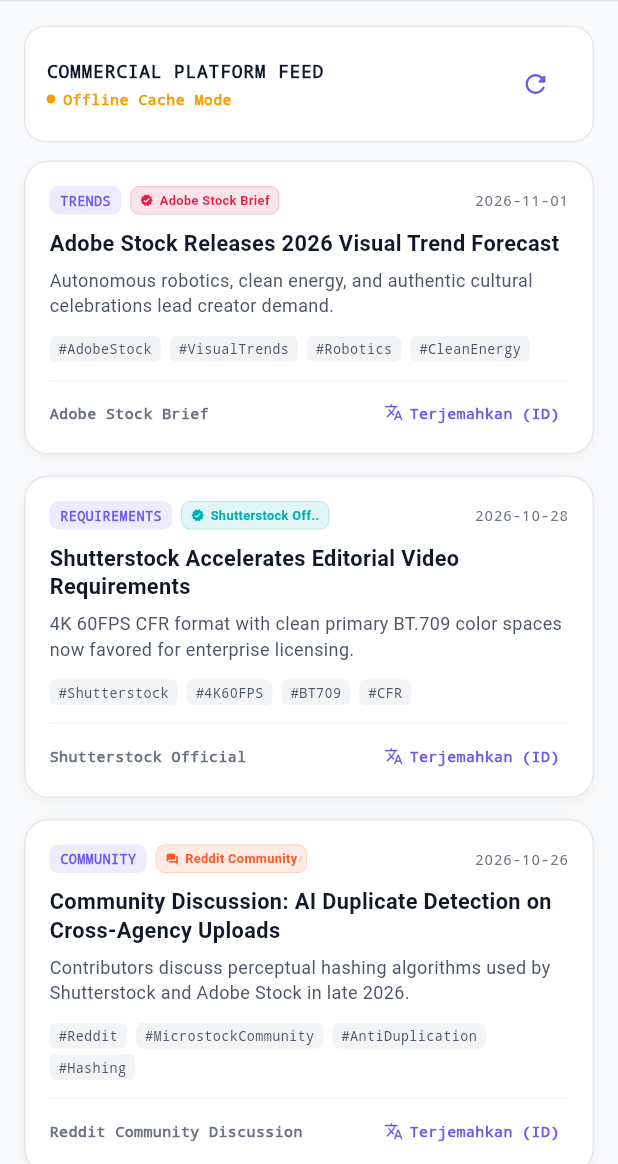
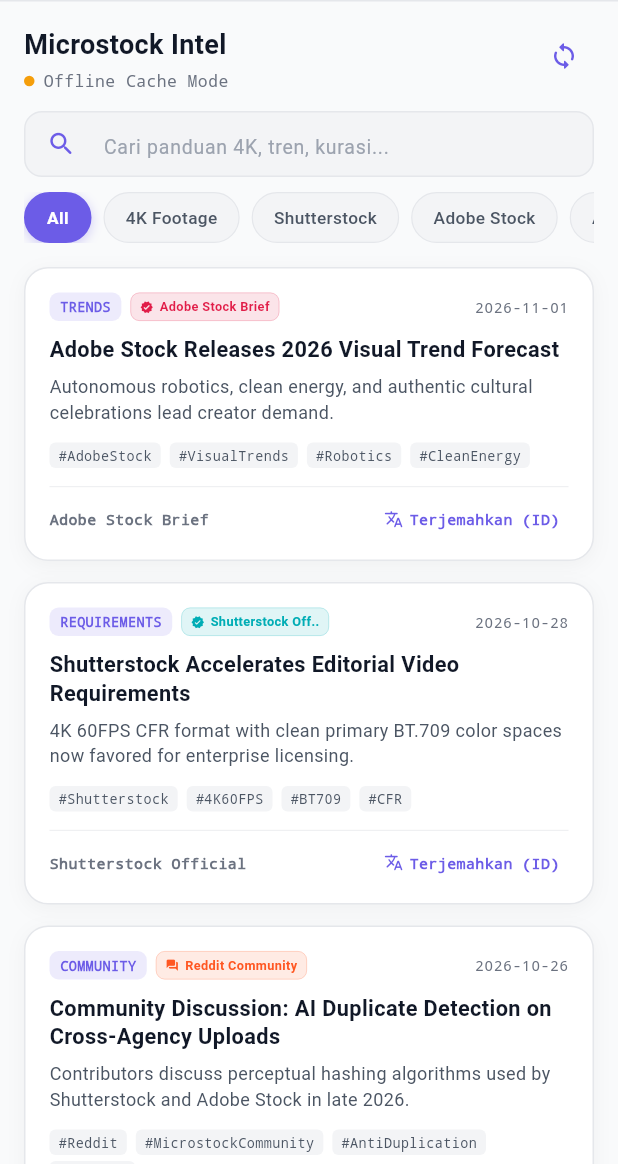
Before and after one commit to novri-ra/nra-video-uniquifier, a Flutter app: the MicrostockNewsScreen screen opened directly, on a phone screen of 412 x 824 dp, the part 72-1236 px from its top. Run offline on Flutter 3.47's test engine with Material 3 defaults, Android fonts, the phone set to English and light mode, and no system bars; our stand-ins replace file_picker, flutter_local_notifications, flutter_svg, open_filex, permission_handler, share_plus and 1 more; missing offline and left inert: ffmpeg_kit_flutter_new, storage_space; accounts and stored records are empty.

Commit message:
feat(microstock): add adaptive youtube-style keyword carousel, search bar, and google sheets crowdsource telemetry

```diff
--- /dev/null
+++ b/lib/core/services/user_interest_service.dart
@@ -0,0 +1,231 @@
+import 'dart:convert';
+import 'dart:io';
+import 'package:flutter/foundation.dart';
+import 'package:shared_preferences/shared_preferences.dart';
+import 'connectivity_service.dart';
+import 'microstock_news_service.dart';
+
+/// Self-learning user interest engine and Google Sheets telemetry dispatcher.
+class UserInterestService {
+  static const String _affinityKey = 'nra_keyword_affinity_v1';
+  static const String _webhookKey = 'nra_telemetry_webhook_url';
+  static const String _queueKey = 'nra_telemetry_queue_v1';
+
+  static const List<String> defaultKeywords = [
+    'All',
+    '4K Footage',
+    'Shutterstock',
+    'Adobe Stock',
+    'AI Video',
+    'Reels Algorithm',
+    'Color Grading',
+    'Curation Tips',
+    'Commercial Rights',
+  ];
+
+  static final Map<String, int> _affinityMap = {};
+  static bool _initialized = false;
+  static String? _configuredWebhookUrl;
+
+  @visibleForTesting
+  static Future<bool> Function(Map<String, dynamic> payload)? mockDispatcher;
+
+  /// Initializes affinity weights and registers connectivity listener for offline queue flushing.
+  static Future<void> initialize() async {
+    if (_initialized) return;
+    _initialized = true;
+    await _loadAffinity();
+    ConnectivityService.instance.isOnline.addListener(() {
+      if (ConnectivityService.instance.isOnline.value) {
+        flushQueue();
+      }
+    });
+  }
+
+  /// Sets custom webhook URL.
+  static Future<void> setWebhookUrl(String url) async {
+    _configuredWebhookUrl = url;
+    try {
+      final prefs = await SharedPreferences.getInstance();
+      await prefs.setString(_webhookKey, url);
+    } catch (_) {}
+  }
+
+  /// Retrieves active webhook URL from memory or preferences.
+  static Future<String?> getWebhookUrl() async {
+    if (_configuredWebhookUrl != null) return _configuredWebhookUrl;
+    try {
+      final prefs = await SharedPreferences.getInstance();
+      _configuredWebhookUrl = prefs.getString(_webhookKey);
+    } catch (_) {}
+    return _configuredWebhookUrl;
+  }
+
+  /// Returns adaptive keywords with 'All' first, followed by dynamically ranked topics.
+  static List<String> getAdaptiveKeywords() {
+    final list = List<String>.from(defaultKeywords.where((k) => k != 'All'));
+    list.sort((a, b) {
+      final scoreA = _affinityMap[a.toLowerCase()] ?? 0;
+      final scoreB = _affinityMap[b.toLowerCase()] ?? 0;
+      return scoreB.compareTo(scoreA);
+    });
+    return ['All', ...list];
+  }
+
+  /// Records search query submission (+3 weight).
+  static Future<void> recordSearch(String query) async {
+    final trimmed = query.trim();
+    if (trimmed.isEmpty) return;
+    await _addWeight(trimmed, 3);
+    await _dispatchTelemetry({
+      'type': 'user_interest_telemetry',
+      'eventType': 'search_submit',
+      'query': trimmed,
+    });
+  }
+
+  /// Records keyword chip selection (+2 weight).
+  static Future<void> recordChipClick(String keyword) async {
+    if (keyword == 'All') return;
+    await _addWeight(keyword, 2);
+    await _dispatchTelemetry({
+      'type': 'user_interest_telemetry',
+      'eventType': 'chip_click',
+      'keyword': keyword,
+    });
+  }
+
+  /// Records article reader open event (+2 weight).
+  static Future<void> recordArticleRead(MicrostockNewsArticle article) async {
+    await _addWeight(article.category, 2);
+    for (final tag in article.tags) {
+      await _addWeight(tag.replaceAll('#', ''), 1);
+    }
+    await _dispatchTelemetry({
+      'type': 'user_interest_telemetry',
+      'eventType': 'article_read',
+      'articleTitle': article.title,
+      'category': article.category,
+    });
+  }
+
+  /// Records article translation toggle (+1 weight).
+  static Future<void> recordTranslateToggle(MicrostockNewsArticle article, String langMode) async {
+    await _addWeight(article.category, 1);
+    await _dispatchTelemetry({
+      'type': 'user_interest_telemetry',
+      'eventType': 'translate_toggle',
+      'articleTitle': article.title,
+      'langMode': langMode,
+    });
+  }
+
+  /// Dispatches video metadata vault payload asynchronously.
+  static Future<void> dispatchVideoMetadataVault({
+    required String title,
+    required String description,
+    required List<String> keywords,
+    required List<String> platforms,
+    required String techSpecs,
+    required String category,
+    String leadWindow = '',
+  }) async {
+    await _dispatchTelemetry({
+      'type': 'video_metadata_vault',
+      'title': title,
+      'description': description,
+      'keywords': keywords,
+      'platforms': platforms,
+      'techSpecs': techSpecs,
+      'category': category,
+      'leadWindow': leadWindow,
+    });
+  }
+
+  static Future<void> _addWeight(String term, int weight) async {
+    final key = term.toLowerCase();
+    _affinityMap[key] = (_affinityMap[key] ?? 0) + weight;
+    await _saveAffinity();
+  }
+
+  static Future<void> _loadAffinity() async {
+    try {
+      final prefs = await SharedPreferences.getInstance();
+      final raw = prefs.getString(_affinityKey);
+      if (raw != null) {
+        final decoded = jsonDecode(raw) as Map<String, dynamic>;
+        decoded.forEach((k, v) => _affinityMap[k] = (v as num).toInt());
+      }
+    } catch (_) {}
+  }
+
+  static Future<void> _saveAffinity() async {
+    try {
+      final prefs = await SharedPreferences.getInstance();
+      await prefs.setString(_affinityKey, jsonEncode(_affinityMap));
+    } catch (_) {}
+  }
+
+  static Future<void> _dispatchTelemetry(Map<String, dynamic> payload) async {
+    if (mockDispatcher != null) {
+      await mockDispatcher!(payload);
+      return;
+    }
+
+    final isOnline = ConnectivityService.instance.isOnline.value;
+    final url = await getWebhookUrl();
+    if (!isOnline || url == null || url.isEmpty) {
+      await _enqueuePayload(payload);
+      return;
+    }
+
+    final success = await _postPayload(url, payload);
+    if (!success) await _enqueuePayload(payload);
+  }
+
+  static Future<bool> _postPayload(String url, Map<String, dynamic> payload) async {
+    final client = HttpClient()..connectionTimeout = const Duration(seconds: 4);
+    try {
+      final uri = Uri.parse(url);
+      final req = await client.postUrl(uri);
+      req.headers.set('Content-Type', 'application/json; charset=UTF-8');
+      req.write(jsonEncode(payload));
+      final res = await req.close().timeout(const Duration(seconds: 4));
+      return res.statusCode == 200;
+    } catch (_) {
+      return false;
+    } finally {
+      client.close();
+    }
+  }
+
+  static Future<void> _enqueuePayload(Map<String, dynamic> payload) async {
+    try {
+      final prefs = await SharedPreferences.getInstance();
+      final list = prefs.getStringList(_queueKey) ?? [];
+      list.add(jsonEncode(payload));
+      if (list.length > 50) list.removeAt(0); // circular buffer cap
+      await prefs.setStringList(_queueKey, list);
+    } catch (_) {}
+  }
+
+  /// Flushes buffered telemetry queue when connection is restored.
+  static Future<void> flushQueue() async {
+    final url = await getWebhookUrl();
+    if (url == null || url.isEmpty) return;
+
+    try {
+      final prefs = await SharedPreferences.getInstance();
+      final list = prefs.getStringList(_queueKey) ?? [];
+      if (list.isEmpty) return;
+
+      final remaining = <String>[];
+      for (final item in list) {
+        final payload = jsonDecode(item) as Map<String, dynamic>;
+        final sent = mockDispatcher != null ? await mockDispatcher!(payload) : await _postPayload(url, payload);
+        if (!sent) remaining.add(item);
+      }
+      await prefs.setStringList(_queueKey, remaining);
+    } catch (_) {}
+  }
+}
--- a/lib/features/microstock/screens/microstock_news_screen.dart
+++ b/lib/features/microstock/screens/microstock_news_screen.dart
@@ -1,10 +1,12 @@
 import 'package:flutter/material.dart';
 import '../../../core/services/connectivity_service.dart';
 import '../../../core/services/microstock_news_service.dart';
+import '../../../core/services/user_interest_service.dart';
 import '../../../core/theme/app_colors.dart';
 import '../../../shared/widgets/top_app_bar.dart';
 import '../../settings/screens/settings_screen.dart';
 import '../widgets/microstock_news_card.dart';
+import '../widgets/news_search_and_filter_bar.dart';
 
 /// Screen presenting real-time & cached microstock intelligence, news, and guidelines.
 class MicrostockNewsScreen extends StatefulWidget {
@@ -16,15 +18,18 @@
 
 class _MicrostockNewsScreenState extends State<MicrostockNewsScreen> {
   final ConnectivityService _connectivity = ConnectivityService.instance;
-  List<MicrostockNewsArticle> _articles = [];
+  List<MicrostockNewsArticle> _allArticles = [];
+  String _selectedChip = 'All';
+  String _searchQuery = '';
   bool _isLoading = true;
   String _syncStatusText = 'Syncing...';
 
   @override
   void initState() {
     super.initState();
+    UserInterestService.initialize();
     _connectivity.isOnline.addListener(_onConnectivityChanged);
-    _articles = MicrostockNewsService.getSeedArticles();
+    _allArticles = MicrostockNewsService.getSeedArticles();
     _isLoading = false;
     _updateSyncStatus();
     Future.microtask(() => _loadNewsFeed(forceRefresh: false));
@@ -51,7 +56,7 @@
       final list = await MicrostockNewsService.loadNews(forceRefresh: forceRefresh);
       if (!mounted) return;
       setState(() {
-        _articles = list;
+        _allArticles = list;
         _isLoading = false;
       });
       _updateSyncStatus();
@@ -74,10 +79,28 @@
     );
   }
 
+  List<MicrostockNewsArticle> get _filteredArticles {
+    return _allArticles.where((article) {
+      final matchesSearch = _searchQuery.isEmpty ||
+          article.title.toLowerCase().contains(_searchQuery.toLowerCase()) ||
+          article.summary.toLowerCase().contains(_searchQuery.toLowerCase()) ||
+          article.tags.any((t) => t.toLowerCase().contains(_searchQuery.toLowerCase()));
+
+      final matchesChip = _selectedChip == 'All' ||
+          article.tags.any((t) => t.toLowerCase().contains(_selectedChip.toLowerCase())) ||
+          article.source.toLowerCase().contains(_selectedChip.toLowerCase()) ||
+          article.category.toLowerCase().contains(_selectedChip.toLowerCase()) ||
+          article.title.toLowerCase().contains(_selectedChip.toLowerCase());
+
+      return matchesSearch && matchesChip;
+    }).toList();
+  }
+
   @override
   Widget build(BuildContext context) {
     final isDark = Theme.of(context).brightness == Brightness.dark;
     final online = _connectivity.isOnline.value;
+    final displayList = _filteredArticles;
 
     return Scaffold(
       appBar: TopAppBar(
@@ -94,34 +117,66 @@
           slivers: [
             SliverToBoxAdapter(
               child: Padding(
-                padding: const EdgeInsets.fromLTRB(16, 16, 16, 12),
-                child: _FeedHeader(
+                padding: const EdgeInsets.fromLTRB(16, 16, 16, 8),
+                child: Column(
+                  crossAxisAlignment: CrossAxisAlignment.start,
+                  children: [
+                    _FeedHeader(
                       syncStatusText: _syncStatusText,
                       isOnline: online,
                       isDark: isDark,
                       onRefresh: () => _loadNewsFeed(forceRefresh: true),
                     ),
+                    const SizedBox(height: 12),
+                    NewsSearchAndFilterBar(
+                      selectedChip: _selectedChip,
+                      isDark: isDark,
+                      onSearchChanged: (q) => setState(() => _searchQuery = q),
+                      onChipSelected: (c) => setState(() => _selectedChip = c),
+                    ),
+                  ],
                 ),
               ),
-            if (_isLoading && _articles.isEmpty)
+            ),
+            if (_isLoading && _allArticles.isEmpty)
               const SliverFillRemaining(
                 child: Center(
                   child: CircularProgressIndicator(color: Color(0xFF6C5CE7)),
                 ),
               )
+            else if (displayList.isEmpty)
+              SliverFillRemaining(
+                hasScrollBody: false,
+                child: Center(
+                  child: Column(
+                    mainAxisSize: MainAxisSize.min,
+                    children: [
+                      Icon(Icons.search_off_rounded, size: 48, color: isDark ? Colors.white24 : Colors.black26),
+                      const SizedBox(height: 12),
+                      Text(
+                        'Tidak ada berita atau panduan sesuai filter',
+                        style: TextStyle(
+                          color: isDark ? AppColors.onSurfaceVariant : AppColors.lightOnSurfaceVariant,
+                          fontSize: 13,
+                        ),
+                      ),
+                    ],
+                  ),
+                ),
+              )
             else
               SliverPadding(
-                padding: const EdgeInsets.fromLTRB(16, 0, 16, 108),
+                padding: const EdgeInsets.fromLTRB(16, 8, 16, 108),
                 sliver: SliverList(
                   delegate: SliverChildBuilderDelegate(
                     (context, index) {
                       return MicrostockNewsCard(
-                        article: _articles[index],
+                        article: displayList[index],
                         isDark: isDark,
                         isOnline: online,
                       );
                     },
-                    childCount: _articles.length,
+                    childCount: displayList.length,
                   ),
                 ),
               ),
@@ -148,77 +203,56 @@
   @override
   Widget build(BuildContext context) {
     final titleColor = isDark ? AppColors.onSurface : const Color(0xFF111827);
-    final statusColor = isOnline ? const Color(0xFF10B981) : const Color(0xFFF59E0B);
+    final subtitleColor = isDark ? AppColors.onSurfaceVariant : const Color(0xFF6B7280);
 
-    return Container(
-      padding: const EdgeInsets.all(14),
-      decoration: BoxDecoration(
-        color: isDark ? AppColors.surfaceContainerLow : Colors.white,
-        borderRadius: BorderRadius.circular(14),
-        border: Border.all(
-          color: isDark
-              ? AppColors.surfaceContainerHighest
-              : AppColors.lightOutlineVariant,
-        ),
-      ),
-      child: Row(
+    return Row(
       mainAxisAlignment: MainAxisAlignment.spaceBetween,
+      crossAxisAlignment: CrossAxisAlignment.start,
       children: [
-          Expanded(
-            child: Column(
+        Column(
           crossAxisAlignment: CrossAxisAlignment.start,
           children: [
             Text(
-                  'COMMERCIAL PLATFORM FEED',
-                  style: TextStyle(
-                    color: titleColor,
-                    fontSize: 12,
-                    fontWeight: FontWeight.w700,
-                    letterSpacing: 0.5,
-                    fontFamily: 'monospace',
-                  ),
-                  maxLines: 1,
-                  overflow: TextOverflow.ellipsis,
+              'Microstock Intel',
+              style: TextStyle(color: titleColor, fontSize: 18, fontWeight: FontWeight.w700),
             ),
             const SizedBox(height: 3),
             Row(
               children: [
-                    Container(
-                      width: 6,
-                      height: 6,
-                      decoration: BoxDecoration(
-                        color: statusColor,
-                        shape: BoxShape.circle,
-                      ),
-                    ),
-                    const SizedBox(width: 5),
-                    Flexible(
-                      child: Text(
+                _StatusDot(isOnline: isOnline),
+                const SizedBox(width: 6),
+                Text(
                   syncStatusText,
-                        style: TextStyle(
-                          color: statusColor,
-                          fontSize: 10,
-                          fontWeight: FontWeight.w600,
-                          fontFamily: 'monospace',
-                        ),
-                        maxLines: 1,
-                        overflow: TextOverflow.ellipsis,
-                      ),
+                  style: TextStyle(color: subtitleColor, fontSize: 11, fontFamily: 'monospace'),
                 ),
               ],
             ),
           ],
         ),
-          ),
-          const SizedBox(width: 8),
         IconButton(
-            icon: const Icon(Icons.refresh_rounded, size: 20),
+          icon: const Icon(Icons.sync_rounded, size: 20),
           color: const Color(0xFF6C5CE7),
-            tooltip: 'Reload Feed',
-            constraints: const BoxConstraints(minWidth: 40, minHeight: 40),
+          tooltip: 'Sync News Feed',
           onPressed: onRefresh,
+          visualDensity: VisualDensity.compact,
         ),
       ],
+    );
+  }
+}
+
+class _StatusDot extends StatelessWidget {
+  final bool isOnline;
+  const _StatusDot({required this.isOnline});
+
+  @override
+  Widget build(BuildContext context) {
+    return Container(
+      width: 7,
+      height: 7,
+      decoration: BoxDecoration(
+        color: isOnline ? const Color(0xFF10B981) : const Color(0xFFF59E0B),
+        shape: BoxShape.circle,
       ),
     );
   }
--- a/lib/features/microstock/widgets/microstock_article_sheet.dart
+++ b/lib/features/microstock/widgets/microstock_article_sheet.dart
@@ -2,6 +2,7 @@
 import 'package:url_launcher/url_launcher.dart';
 import '../../../core/services/microstock_news_service.dart';
 import '../../../core/services/translation_service.dart';
+import '../../../core/services/user_interest_service.dart';
 import '../../../core/theme/app_colors.dart';
 import 'microstock_article_content_blocks.dart';
 
@@ -17,6 +18,7 @@
   });
 
   static void show(BuildContext context, MicrostockNewsArticle article, bool isDark) {
+    UserInterestService.recordArticleRead(article);
     showModalBottomSheet<void>(
       context: context,
       isScrollControlled: true,
@@ -100,6 +102,7 @@
         _isTranslated = true;
         _isTranslating = false;
       });
+      UserInterestService.recordTranslateToggle(widget.article, 'id');
     }
   }
 
--- /dev/null
+++ b/lib/features/microstock/widgets/news_search_and_filter_bar.dart
@@ -0,0 +1,197 @@
+import 'dart:async';
+import 'package:flutter/material.dart';
+import '../../../core/services/user_interest_service.dart';
+import '../../../core/theme/app_colors.dart';
+
+/// Search input bar with debouncing and horizontal YouTube-style keyword filter chips carousel.
+class NewsSearchAndFilterBar extends StatefulWidget {
+  final String selectedChip;
+  final ValueChanged<String> onSearchChanged;
+  final ValueChanged<String> onChipSelected;
+  final bool isDark;
+
+  const NewsSearchAndFilterBar({
+    super.key,
+    required this.selectedChip,
+    required this.onSearchChanged,
+    required this.onChipSelected,
+    required this.isDark,
+  });
+
+  @override
+  State<NewsSearchAndFilterBar> createState() => _NewsSearchAndFilterBarState();
+}
+
+class _NewsSearchAndFilterBarState extends State<NewsSearchAndFilterBar> {
+  final TextEditingController _searchController = TextEditingController();
+  Timer? _debounceTimer;
+  List<String> _adaptiveChips = [];
+
+  @override
+  void initState() {
+    super.initState();
+    _refreshChips();
+  }
+
+  @override
+  void dispose() {
+    _debounceTimer?.cancel();
+    _searchController.dispose();
+    super.dispose();
+  }
+
+  void _refreshChips() {
+    setState(() {
+      _adaptiveChips = UserInterestService.getAdaptiveKeywords();
+    });
+  }
+
+  void _onQueryChanged(String query) {
+    _debounceTimer?.cancel();
+    _debounceTimer = Timer(const Duration(milliseconds: 300), () {
+      widget.onSearchChanged(query);
+      if (query.trim().length >= 3) {
+        UserInterestService.recordSearch(query);
+        _refreshChips();
+      }
+    });
+    setState(() {});
+  }
+
+  void _onClear() {
+    _searchController.clear();
+    widget.onSearchChanged('');
+    setState(() {});
+  }
+
+  void _handleChipTap(String chip) {
+    widget.onChipSelected(chip);
+    UserInterestService.recordChipClick(chip);
+    _refreshChips();
+  }
+
+  @override
+  Widget build(BuildContext context) {
+    final searchBg = widget.isDark ? AppColors.surfaceContainerLow : const Color(0xFFF3F4F6);
+    final borderColor = widget.isDark ? AppColors.surfaceContainerHighest : AppColors.lightOutlineVariant;
+    final hintColor = widget.isDark ? AppColors.outline : const Color(0xFF9CA3AF);
+    final textColor = widget.isDark ? AppColors.onSurface : const Color(0xFF111827);
+
+    return Column(
+      crossAxisAlignment: CrossAxisAlignment.start,
+      children: [
+        Container(
+          height: 44,
+          decoration: BoxDecoration(
+            color: searchBg,
+            borderRadius: BorderRadius.circular(12),
+            border: Border.all(color: borderColor),
+          ),
+          child: TextField(
+            controller: _searchController,
+            onChanged: _onQueryChanged,
+            onSubmitted: (val) {
+              if (val.trim().isNotEmpty) {
+                UserInterestService.recordSearch(val);
+                _refreshChips();
+              }
+            },
+            style: TextStyle(color: textColor, fontSize: 13.5),
+            decoration: InputDecoration(
+              hintText: 'Cari panduan 4K, tren, kurasi...',
+              hintStyle: TextStyle(color: hintColor, fontSize: 13),
+              prefixIcon: const Icon(Icons.search_rounded, size: 20, color: Color(0xFF6C5CE7)),
+              suffixIcon: _searchController.text.isNotEmpty
+                  ? IconButton(
+                      icon: const Icon(Icons.clear_rounded, size: 18),
+                      color: hintColor,
+                      onPressed: _onClear,
+                      tooltip: 'Clear search',
+                    )
+                  : null,
+              border: InputBorder.none,
+              contentPadding: const EdgeInsets.symmetric(vertical: 10),
+            ),
+          ),
+        ),
+        const SizedBox(height: 10),
+        SizedBox(
+          height: 34,
+          child: ListView.separated(
+            scrollDirection: Axis.horizontal,
+            physics: const BouncingScrollPhysics(),
+            itemCount: _adaptiveChips.length,
+            separatorBuilder: (_, _) => const SizedBox(width: 8),
+            itemBuilder: (context, index) {
+              final chip = _adaptiveChips[index];
+              final isSelected = widget.selectedChip.toLowerCase() == chip.toLowerCase();
+              return _AdaptiveFilterChip(
+                label: chip,
+                isSelected: isSelected,
+                isDark: widget.isDark,
+                onTap: () => _handleChipTap(chip),
+              );
+            },
+          ),
+        ),
+      ],
+    );
+  }
+}
+
+class _AdaptiveFilterChip extends StatelessWidget {
+  final String label;
+  final bool isSelected;
+  final bool isDark;
+  final VoidCallback onTap;
+
+  const _AdaptiveFilterChip({
+    required this.label,
+    required this.isSelected,
+    required this.isDark,
+    required this.onTap,
+  });
+
+  @override
+  Widget build(BuildContext context) {
+    const accent = Color(0xFF6C5CE7);
+    final unselectedBg = isDark ? const Color(0xFF232334) : const Color(0xFFF3F4F6);
+    final unselectedBorder = isDark ? const Color(0xFF2E2E44) : const Color(0xFFE5E7EB);
+    final unselectedText = isDark ? const Color(0xFFD1D5DB) : const Color(0xFF4B5563);
+
+    return InkWell(
+      onTap: onTap,
+      borderRadius: BorderRadius.circular(18),
+      child: AnimatedContainer(
+        duration: const Duration(milliseconds: 180),
+        padding: const EdgeInsets.symmetric(horizontal: 14, vertical: 6),
+        decoration: BoxDecoration(
+          color: isSelected ? accent : unselectedBg,
+          borderRadius: BorderRadius.circular(18),
+          border: Border.all(
+            color: isSelected ? accent : unselectedBorder,
+            width: isSelected ? 1.2 : 0.8,
+          ),
+          boxShadow: [
+            if (isSelected)
+              BoxShadow(
+                color: accent.withValues(alpha: 0.3),
+                blurRadius: 6,
+                offset: const Offset(0, 2),
+              ),
+          ],
+        ),
+        child: Center(
+          child: Text(
+            label,
+            style: TextStyle(
+              color: isSelected ? Colors.white : unselectedText,
+              fontSize: 11.5,
+              fontWeight: isSelected ? FontWeight.w700 : FontWeight.w500,
+            ),
+          ),
+        ),
+      ),
+    );
+  }
+}
```
Also changed, not shown: lib/features/process/screens/processing_screen.dart (+16 -0 lines), 6 other files. Lines whose indentation alone changed are shown as unchanged.
